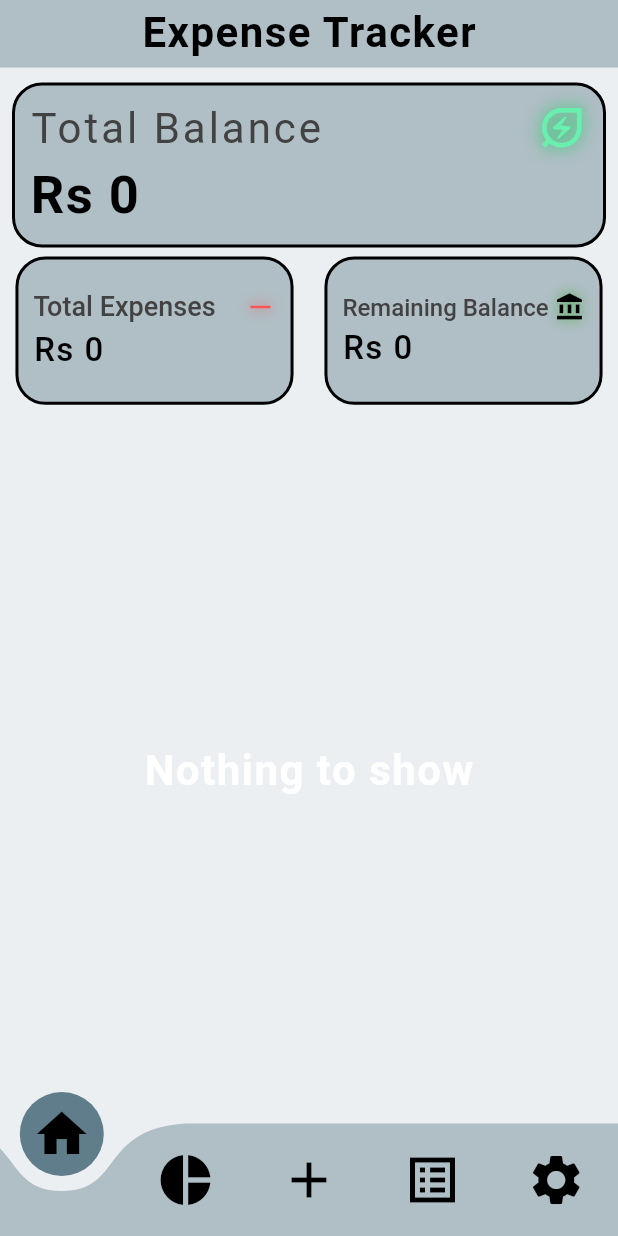
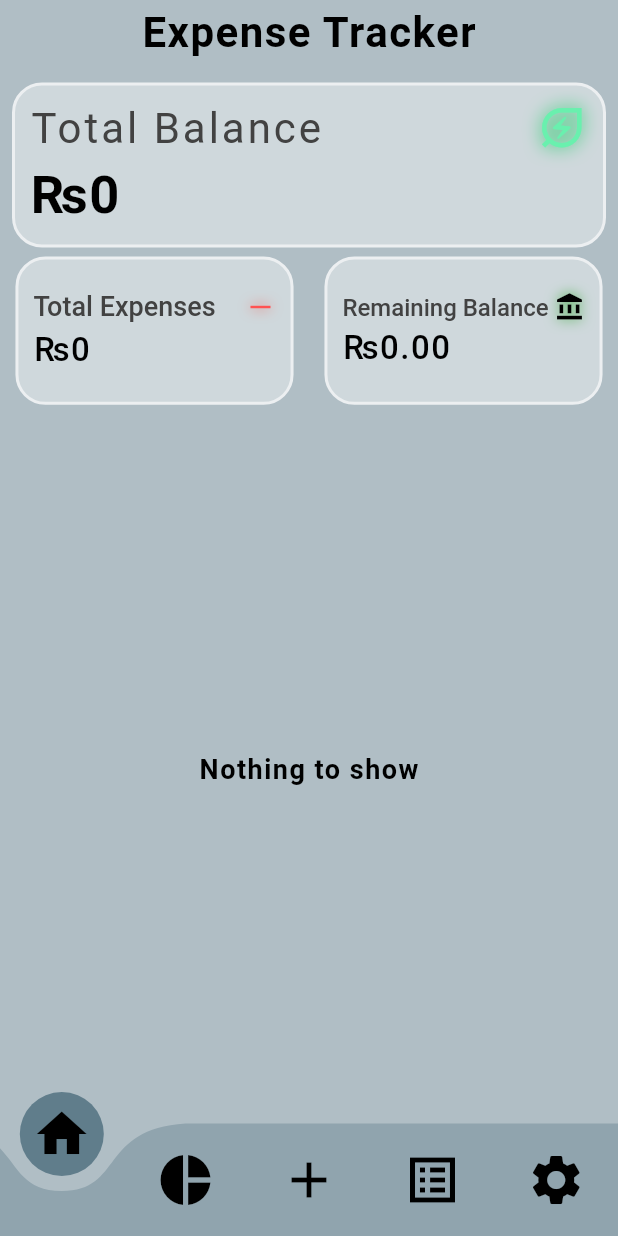
Before and after one commit to ZainR10/expanse_tracker_flutter, a Flutter app: the HomeView screen opened by its route, on a phone screen of 412 x 824 dp. Run offline on Flutter 3.47's test engine with Material 3 defaults, Android fonts, the phone set to English and light mode, and no system bars; drawn by our look-alikes of curved_navigation_bar; our stand-ins replace cloud_firestore, firebase_auth, firebase_core, fl_chart, flutter_slidable, flutter_spinkit; accounts and stored records are empty.

Commit message:
Fix: Implemented proper currency formatting with intl package
Resolved the bug where negative currency values were displayed incorrectly (e.g., "$ -35" instead of "-$35").

```diff
--- a/lib/View_Models/currency_provider.dart
+++ b/lib/View_Models/currency_provider.dart
@@ -1,7 +1,7 @@
 import 'package:flutter/material.dart';
 
 class CurrencyProvider with ChangeNotifier {
-  String _selectedCurrency = 'Rs'; // Default currency
+  String _selectedCurrency = '₨'; // Default currency
 
   String get selectedCurrency => _selectedCurrency;
 
--- a/lib/res/components/custom_container.dart
+++ b/lib/res/components/custom_container.dart
@@ -18,7 +18,7 @@
       decoration: BoxDecoration(
           borderRadius: BorderRadius.circular(20),
           color: color,
-          border: Border.all(color: Colors.black, width: 2)),
+          border: Border.all(color: Colors.blueGrey.shade50, width: 2)),
       child: child,
     );
   }
--- a/lib/res/components/custom_nav_bar.dart
+++ b/lib/res/components/custom_nav_bar.dart
@@ -23,7 +23,7 @@
   Widget build(BuildContext context) {
     return CurvedNavigationBar(
       index: widget.selectedIndex,
-      color: Colors.blueGrey.shade200,
+      color: Colors.blueGrey.shade300,
       backgroundColor: Colors.transparent,
       buttonBackgroundColor: Colors.blueGrey,
       items: const [
--- a/lib/view/expanse_list_view.dart
+++ b/lib/view/expanse_list_view.dart
@@ -57,6 +57,7 @@
     final height = MediaQuery.of(context).size.height * 1;
     final width = MediaQuery.of(context).size.width * 1;
     return Scaffold(
+      backgroundColor: Colors.blueGrey.shade200,
       appBar: const PreferredSize(
           preferredSize: Size(0, 45),
           child: ReuseableAppBar(
@@ -68,6 +69,9 @@
       ),
       body: Column(
         children: [
+          SizedBox(
+            height: height * .04,
+          ),
           Expanded(
             child: StreamBuilder<QuerySnapshot>(
               stream:
--- a/lib/view/home_view.dart
+++ b/lib/view/home_view.dart
@@ -48,7 +48,7 @@
     final width = MediaQuery.of(context).size.width * 1;
 
     return Scaffold(
-      backgroundColor: Colors.blueGrey.shade50,
+      backgroundColor: Colors.blueGrey.shade200,
       bottomNavigationBar: CustomBottomNavBar(
         selectedIndex: _selectedIndex,
         onItemTapped: (int index) {
--- a/lib/view/settings.dart
+++ b/lib/view/settings.dart
@@ -15,7 +15,7 @@
 
 class _SettingsViewState extends State<SettingsView> {
   int _selectedIndex = 4;
-  final List<String> _currencies = ['Rs', 'USD', 'EUR', 'GBP'];
+  final List<String> _currencies = ['₨', '\$', '€', '£'];
 
   @override
   void initState() {
--- a/lib/widgets/remaining_balance_widget.dart
+++ b/lib/widgets/remaining_balance_widget.dart
@@ -7,6 +7,7 @@
 import 'package:expanse_tracker_flutter/res/components/text_widget.dart';
 import 'package:flutter/material.dart';
 import 'package:flutter_spinkit/flutter_spinkit.dart';
+import 'package:intl/intl.dart';
 import 'package:provider/provider.dart';
 
 class RemainingBalanceWidget extends StatefulWidget {
@@ -17,6 +18,7 @@
 }
 
 class _RemainingBalanceWidgetState extends State<RemainingBalanceWidget> {
+  String formattedBalance = '';
   @override
   Widget build(BuildContext context) {
     final currencyProvider = Provider.of<CurrencyProvider>(context);
@@ -32,7 +34,7 @@
       child: CustomContainer(
         height: height * .12,
         width: width * .45,
-        color: Colors.blueGrey.shade200,
+        color: Colors.blueGrey.shade100,
         child: Column(
           mainAxisAlignment: MainAxisAlignment.center,
           crossAxisAlignment: CrossAxisAlignment.start,
@@ -76,15 +78,22 @@
                   );
                 }
                 double totalExpenses = 0.0;
+
                 if (snapshot.hasData) {
-                  totalExpenses = snapshot.data!.docs.fold(0.0, (sum, doc) {
+                  final totalExpenses =
+                      snapshot.data!.docs.fold(0.0, (sum, doc) {
                     final data = doc.data() as Map<String, dynamic>;
                     return sum + (data['amount'] ?? 0.0).toDouble();
                   });
+                  formattedBalance = NumberFormat.currency(
+                          locale: 'en_US', symbol: selectedCurrency)
+                      .format(remainingBalance -
+                          totalExpenses); // Calculate and format
                 }
+
                 return CustomText(
-                  text:
-                      "$selectedCurrency ${remainingBalance.toStringAsFixed(0)}",
+                  text: formattedBalance,
+                  // "$selectedCurrency${remainingBalance.toStringAsFixed(0)}",
                   textColor: Colors.black,
                   textLetterSpace: 1,
                   textSize: 22,
--- a/lib/widgets/total_balance_widget.dart
+++ b/lib/widgets/total_balance_widget.dart
@@ -27,7 +27,7 @@
     return Padding(
       padding: const EdgeInsets.only(top: 10, right: 8, left: 8, bottom: 6),
       child: CustomContainer(
-        color: Colors.blueGrey.shade200,
+        color: Colors.blueGrey.shade100,
         // height: height * 0.2,
         // width: width * 1,
         child: Column(
@@ -80,7 +80,7 @@
                 }
                 //balance amount:
                 return CustomText(
-                  text: "$selectedCurrency ${totalBalance.toStringAsFixed(0)}",
+                  text: "$selectedCurrency${totalBalance.toStringAsFixed(0)}",
                   textColor: Colors.black,
                   textLetterSpace: 1,
                   textSize: 35,
--- a/lib/widgets/total_expenses_widget.dart
+++ b/lib/widgets/total_expenses_widget.dart
@@ -29,7 +29,7 @@
       child: CustomContainer(
         height: height * .12,
         width: width * .45,
-        color: Colors.blueGrey.shade200,
+        color: Colors.blueGrey.shade100,
         child: Column(
           mainAxisAlignment: MainAxisAlignment.center,
           crossAxisAlignment: CrossAxisAlignment.start,
@@ -80,7 +80,7 @@
                   });
                 }
                 return CustomText(
-                  text: "$selectedCurrency ${totalExpenses.toStringAsFixed(0)}",
+                  text: "$selectedCurrency${totalExpenses.toStringAsFixed(0)}",
                   textColor: Colors.black,
                   textLetterSpace: 1,
                   textSize: 22,
```
Also changed, not shown: lib/res/components/list_tile_builder.dart (+17 -13 lines).
